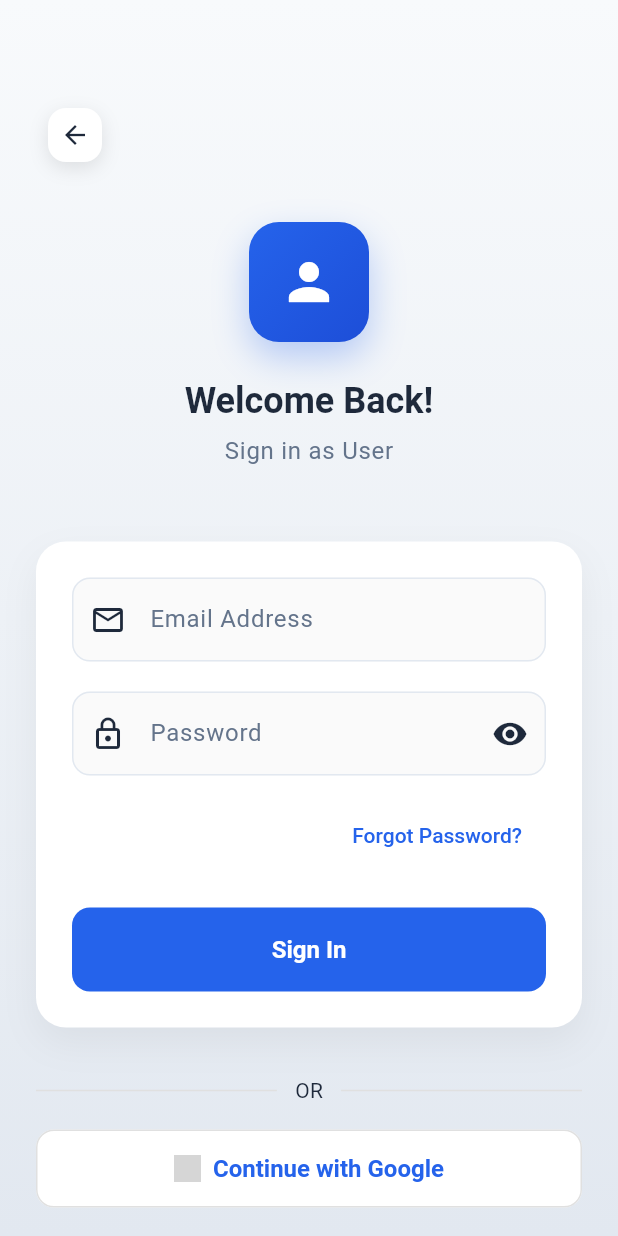
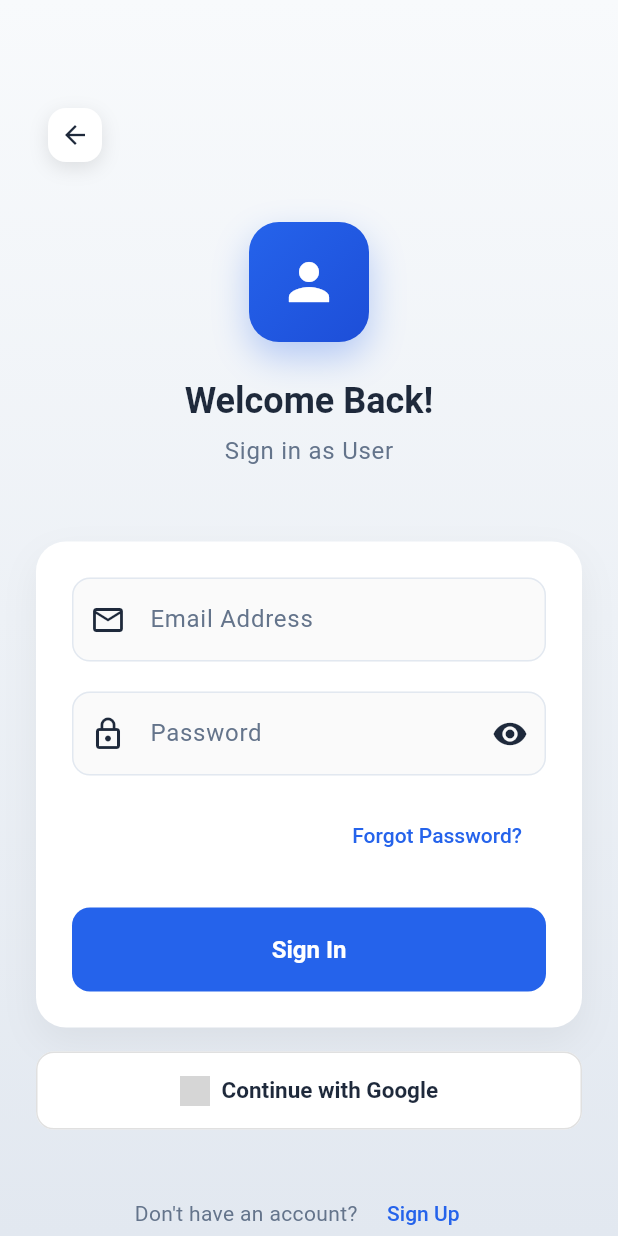
Before and after one commit to stonecrushers0814/mechanic-, a Flutter app: the screen it shows after launch, after a tap on "I Need Service", on a phone screen of 412 x 824 dp. Run offline on Flutter 3.47's test engine with Material 3 defaults, Android fonts, the phone set to English and light mode, and no system bars; our stand-ins replace flutter_dotenv, google_maps_flutter, google_sign_in, supabase_flutter; accounts and stored records are empty; grey boxes are pictures that could not be loaded.

Commit message:
Added new feature or fixed bug

```diff
--- a/lib/app.dart
+++ b/lib/app.dart
@@ -19,6 +19,7 @@ class _AppState extends State<App> {
   bool _checkingProfile = true;
   bool _userHasProfile = false;
   bool _mechanicHasProfile = false;
+  String? _lastCheckedUserId;
 
   @override
   void initState() {
@@ -76,6 +77,17 @@ class _AppState extends State<App> {
   Widget build(BuildContext context) {
     return Consumer<AuthService>(
       builder: (context, authService, child) {
+        // Trigger profile re-check when the signed-in user changes
+        final currentUserId = authService.currentUser?.id;
+        if (currentUserId != _lastCheckedUserId && authService.currentUser != null && !_checkingProfile) {
+          _checkingProfile = true;
+          _userHasProfile = false;
+          _mechanicHasProfile = false;
+          _lastCheckedUserId = currentUserId;
+          // Schedule async check to avoid calling setState during build
+          Future.microtask(_checkProfiles);
+        }
+
         if (authService.isLoading || _checkingProfile) {
           return const Scaffold(
             body: Center(child: CircularProgressIndicator()),
@@ -83,6 +95,10 @@ class _AppState extends State<App> {
         }
 
         if (authService.currentUser == null) {
+          // Reset cached state on sign out
+          _lastCheckedUserId = null;
+          _userHasProfile = false;
+          _mechanicHasProfile = false;
           return const RoleSelectionPage();
         }
 
--- a/lib/login_page.dart
+++ b/lib/login_page.dart
@@ -84,8 +84,6 @@ class _LoginPageState extends State<LoginPage>
                     const SizedBox(height: 48),
                     // Login Form
                     _buildLoginForm(),
-                    const SizedBox(height: 32),
-                    _buildOrDivider(),
                     const SizedBox(height: 16),
                     _buildGoogleButton(),
                     const SizedBox(height: 32),
@@ -97,45 +95,6 @@ class _LoginPageState extends State<LoginPage>
               ),
             ),
           ),
-        ),
-      ),
-    );
-  }
-
-  Widget _buildOrDivider() {
-    return Row(
-      children: [
-        Expanded(child: Divider(color: Colors.grey[300])),
-        const Padding(
-          padding: EdgeInsets.symmetric(horizontal: 12),
-          child: Text('OR'),
-        ),
-        Expanded(child: Divider(color: Colors.grey[300])),
-      ],
-    );
-  }
-
-  Widget _buildGoogleButton() {
-    return SizedBox(
-      height: 52,
-      child: OutlinedButton.icon(
-        onPressed: _isLoading ? null : _signInWithGoogle,
-        style: OutlinedButton.styleFrom(
-          side: BorderSide(color: Colors.grey[300]!),
-          backgroundColor: Colors.white,
-          shape: RoundedRectangleBorder(
-            borderRadius: BorderRadius.circular(12),
-          ),
-        ),
-        icon: Image.asset(
-          'assets/google.png',
-          width: 20,
-          height: 20,
-          errorBuilder: (_, __, ___) => const Icon(Icons.login, size: 18),
-        ),
-        label: const Text(
-          'Continue with Google',
-          style: TextStyle(fontWeight: FontWeight.w600),
         ),
       ),
     );
@@ -410,6 +369,41 @@ class _LoginPageState extends State<LoginPage>
     );
   }
 
+  Widget _buildGoogleButton() {
+    return SizedBox(
+      height: 52,
+      child: OutlinedButton.icon(
+        onPressed: _isLoading
+            ? null
+            : () async {
+                setState(() {
+                  _isLoading = true;
+                  _errorMessage = null;
+                });
+                final authService = Provider.of<AuthService>(context, listen: false);
+                final error = await authService.signInWithGoogle(role: widget.role);
+                setState(() {
+                  _isLoading = false;
+                  _errorMessage = error;
+                });
+              },
+        icon: Image.asset(
+          'assets/google_logo.png',
+          width: 20,
+          height: 20,
+        ),
+        style: OutlinedButton.styleFrom(
+          side: BorderSide(color: Colors.grey.shade300),
+          shape: RoundedRectangleBorder(borderRadius: BorderRadius.circular(12)),
+          foregroundColor: AppTheme.textPrimary,
+          backgroundColor: Colors.white,
+          textStyle: const TextStyle(fontSize: 15, fontWeight: FontWeight.w600),
+        ),
+        label: const Text('Continue with Google'),
+      ),
+    );
+  }
+
   Future<void> _login() async {
     if (_formKey.currentState!.validate()) {
       setState(() {
@@ -434,20 +428,4 @@ class _LoginPageState extends State<LoginPage>
     }
   }
 
-  Future<void> _signInWithGoogle() async {
-    setState(() {
-      _isLoading = true;
-      _errorMessage = null;
-    });
-
-    final authService = Provider.of<AuthService>(context, listen: false);
-    final error = await authService.signInWithGoogle(role: widget.role);
-
-    if (!mounted) return;
-    setState(() {
-      _isLoading = false;
-      _errorMessage = error;
-    });
-  }
-
 }
--- a/lib/main.dart
+++ b/lib/main.dart
@@ -5,7 +5,7 @@ import 'app.dart';
 import 'package:flutter_dotenv/flutter_dotenv.dart';
 import 'auth_service.dart';
 import 'theme/app_theme.dart';
-
+import 'map_sample.dart';
 Future<void> main() async {
   WidgetsFlutterBinding.ensureInitialized();
   await dotenv.load(fileName: '.env');
--- a/pubspec.yaml
+++ b/pubspec.yaml
@@ -33,6 +33,9 @@ dependencies:
   supabase_flutter: ^2.0.0
   flutter_dotenv: ^6.0.0
   provider: ^6.0.5
+  google_sign_in: ^6.2.0
+  google_maps_flutter: ^2.7.0
+  google_maps_flutter_web: ^0.5.0
 
 
   # The following adds the Cupertino Icons font to your application.
```
Also changed, not shown: lib/auth_service.dart (+57 -21 lines), lib/map_sample.dart (added, +36 -0 lines), lib/mechanic_home_page.dart (+13 -0 lines), lib/signup_page.dart (+35 -57 lines), lib/user_home_page.dart (+13 -0 lines), pubspec.lock, 4 other files.
